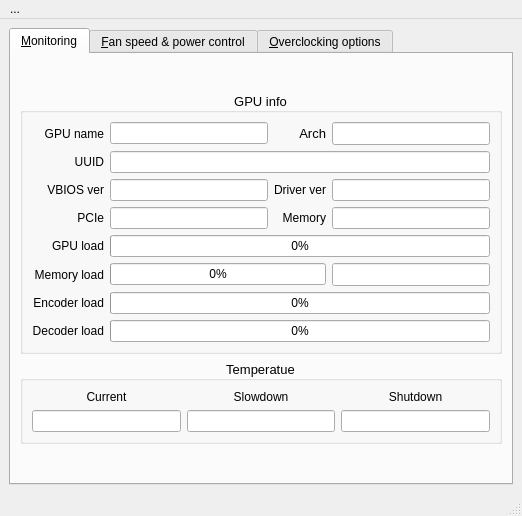
AlexandrAlexeev7119/NvCtrl-linux, file ui/mainwindow.ui: the form before one commit.
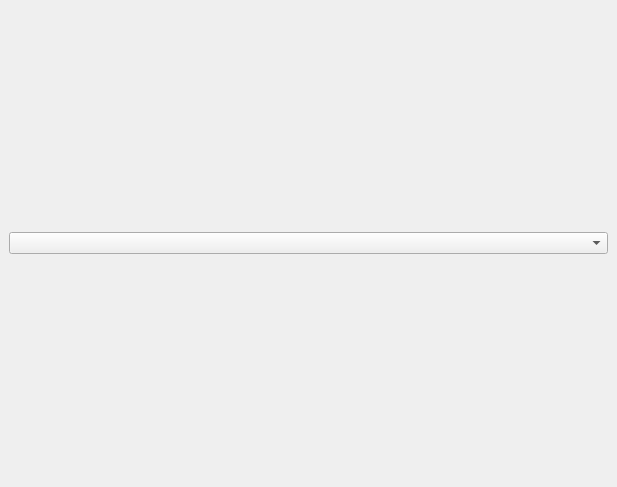
The form after the commit.

```diff
--- a/ui/mainwindow.ui
+++ b/ui/mainwindow.ui
@@ -6,8 +6,8 @@
    <rect>
     <x>0</x>
     <y>0</y>
-    <width>522</width>
-    <height>516</height>
+    <width>617</width>
+    <height>487</height>
    </rect>
   </property>
   <property name="windowTitle">
@@ -16,1084 +16,10 @@
   <widget class="QWidget" name="centralwidget">
    <layout class="QGridLayout" name="gridLayout_2">
     <item row="0" column="0">
-     <widget class="QTabWidget" name="tabWidget">
-      <property name="currentIndex">
-       <number>0</number>
-      </property>
-      <property name="tabsClosable">
-       <bool>false</bool>
-      </property>
-      <property name="movable">
-       <bool>false</bool>
-      </property>
-      <property name="tabBarAutoHide">
-       <bool>false</bool>
-      </property>
-      <widget class="QWidget" name="tab">
-       <attribute name="title">
-        <string>&amp;Monitoring</string>
-       </attribute>
-       <layout class="QGridLayout" name="gridLayout">
-        <item row="3" column="0">
-         <spacer name="verticalSpacer_2">
-          <property name="orientation">
-           <enum>Qt::Vertical</enum>
-          </property>
-          <property name="sizeHint" stdset="0">
-           <size>
-            <width>20</width>
-            <height>40</height>
-           </size>
-          </property>
-         </spacer>
-        </item>
-        <item row="2" column="0">
-         <widget class="QGroupBox" name="groupBox_temperature">
-          <property name="font">
-           <font>
-            <pointsize>10</pointsize>
-           </font>
-          </property>
-          <property name="title">
-           <string>Temperatue</string>
-          </property>
-          <property name="alignment">
-           <set>Qt::AlignCenter</set>
-          </property>
-          <layout class="QGridLayout" name="gridLayout_7">
-           <item row="0" column="0">
-            <layout class="QGridLayout" name="gridLayout_6">
-             <item row="1" column="1">
-              <widget class="QLabel" name="label_slowdown_temperature">
-               <property name="font">
-                <font>
-                 <pointsize>9</pointsize>
-                </font>
-               </property>
-               <property name="text">
-                <string>Slowdown</string>
-               </property>
-               <property name="alignment">
-                <set>Qt::AlignBottom|Qt::AlignHCenter</set>
-               </property>
-              </widget>
-             </item>
-             <item row="1" column="2">
-              <widget class="QLabel" name="label_shutdown_temperature">
-               <property name="font">
-                <font>
-                 <pointsize>9</pointsize>
-                </font>
-               </property>
-               <property name="text">
-                <string>Shutdown</string>
-               </property>
-               <property name="alignment">
-                <set>Qt::AlignBottom|Qt::AlignHCenter</set>
-               </property>
-              </widget>
-             </item>
-             <item row="2" column="1">
-              <widget class="QLineEdit" name="lineEdit_slowdown_temperature">
-               <property name="font">
-                <font>
-                 <pointsize>9</pointsize>
-                </font>
-               </property>
-               <property name="alignment">
-                <set>Qt::AlignCenter</set>
-               </property>
-               <property name="readOnly">
-                <bool>true</bool>
-               </property>
-              </widget>
-             </item>
-             <item row="2" column="2">
-              <widget class="QLineEdit" name="lineEdit_shutdown_temperature">
-               <property name="font">
-                <font>
-                 <pointsize>9</pointsize>
-                </font>
-               </property>
-               <property name="alignment">
-                <set>Qt::AlignCenter</set>
-               </property>
-               <property name="readOnly">
-                <bool>true</bool>
-               </property>
-              </widget>
-             </item>
-             <item row="2" column="0">
-              <widget class="QLineEdit" name="lineEdit_current_temperature">
-               <property name="font">
-                <font>
-                 <pointsize>9</pointsize>
-                </font>
-               </property>
-               <property name="alignment">
-                <set>Qt::AlignCenter</set>
-               </property>
-               <property name="readOnly">
-                <bool>true</bool>
-               </property>
-              </widget>
-             </item>
-             <item row="1" column="0">
-              <widget class="QLabel" name="label_current_temperature">
-               <property name="font">
-                <font>
-                 <pointsize>9</pointsize>
-                </font>
-               </property>
-               <property name="text">
-                <string>Current</string>
-               </property>
-               <property name="alignment">
-                <set>Qt::AlignBottom|Qt::AlignHCenter</set>
-               </property>
-              </widget>
-             </item>
-            </layout>
-           </item>
-          </layout>
-         </widget>
-        </item>
-        <item row="1" column="0">
-         <widget class="QGroupBox" name="groupBox_GPU_info">
-          <property name="font">
-           <font>
-            <pointsize>10</pointsize>
-           </font>
-          </property>
-          <property name="layoutDirection">
-           <enum>Qt::LeftToRight</enum>
-          </property>
-          <property name="title">
-           <string>GPU info</string>
-          </property>
-          <property name="alignment">
-           <set>Qt::AlignCenter</set>
-          </property>
-          <property name="flat">
-           <bool>false</bool>
-          </property>
-          <layout class="QGridLayout" name="gridLayout_3">
-           <item row="0" column="0">
-            <layout class="QGridLayout" name="gridLayout_GPU_info">
-             <item row="10" column="3" colspan="2">
-              <widget class="QProgressBar" name="progressBar_memory_usage_percentage">
-               <property name="sizePolicy">
-                <sizepolicy hsizetype="Minimum" vsizetype="Fixed">
-                 <horstretch>0</horstretch>
-                 <verstretch>0</verstretch>
-                </sizepolicy>
-               </property>
-               <property name="minimumSize">
-                <size>
-                 <width>0</width>
-                 <height>0</height>
-                </size>
-               </property>
-               <property name="font">
-                <font>
-                 <pointsize>9</pointsize>
-                </font>
-               </property>
-               <property name="toolTip">
-                <string>GPU memory utilization percentage (all processes)</string>
-               </property>
-               <property name="value">
-                <number>0</number>
-               </property>
-               <property name="textVisible">
-                <bool>true</bool>
-               </property>
-               <property name="orientation">
-                <enum>Qt::Horizontal</enum>
-               </property>
-              </widget>
-             </item>
-             <item row="10" column="5">
-              <widget class="QLineEdit" name="lineEdit_memory_usage_mib">
-               <property name="alignment">
-                <set>Qt::AlignCenter</set>
-               </property>
-               <property name="readOnly">
-                <bool>true</bool>
-               </property>
-              </widget>
-             </item>
-             <item row="3" column="4">
-              <widget class="QLabel" name="label_GPU_driver">
-               <property name="font">
-                <font>
-                 <pointsize>9</pointsize>
-                </font>
-               </property>
-               <property name="text">
-                <string>Driver ver</string>
-               </property>
-               <property name="alignment">
-                <set>Qt::AlignRight|Qt::AlignTrailing|Qt::AlignVCenter</set>
-               </property>
-              </widget>
-             </item>
-             <item row="9" column="3" colspan="3">
-              <widget class="QProgressBar" name="progressBar_GPU_usage_percentage">
-               <property name="sizePolicy">
-                <sizepolicy hsizetype="Minimum" vsizetype="Fixed">
-                 <horstretch>0</horstretch>
-                 <verstretch>0</verstretch>
-                </sizepolicy>
-               </property>
-               <property name="minimumSize">
-                <size>
-                 <width>0</width>
-                 <height>0</height>
-                </size>
-               </property>
-               <property name="font">
-                <font>
-                 <pointsize>9</pointsize>
-                </font>
-               </property>
-               <property name="toolTip">
-                <string>GPU utilization percentage (all processes)</string>
-               </property>
-               <property name="value">
-                <number>0</number>
-               </property>
-               <property name="textVisible">
-                <bool>true</bool>
-               </property>
-               <property name="orientation">
-                <enum>Qt::Horizontal</enum>
-               </property>
-              </widget>
-             </item>
-             <item row="3" column="3">
-              <widget class="QLineEdit" name="lineEdit_GPU_VBIOS_version">
-               <property name="font">
-                <font>
-                 <pointsize>9</pointsize>
-                </font>
-               </property>
-               <property name="toolTip">
-                <string>VBIOS version</string>
-               </property>
-               <property name="frame">
-                <bool>true</bool>
-               </property>
-               <property name="echoMode">
-                <enum>QLineEdit::Normal</enum>
-               </property>
-               <property name="alignment">
-                <set>Qt::AlignCenter</set>
-               </property>
-               <property name="readOnly">
-                <bool>true</bool>
-               </property>
-               <property name="clearButtonEnabled">
-                <bool>false</bool>
-               </property>
-              </widget>
-             </item>
-             <item row="3" column="0">
-              <widget class="QLabel" name="label_GPU_VBIOS">
-               <property name="font">
-                <font>
-                 <pointsize>9</pointsize>
-                </font>
-               </property>
-               <property name="text">
-                <string>VBIOS ver</string>
-               </property>
-               <property name="alignment">
-                <set>Qt::AlignRight|Qt::AlignTrailing|Qt::AlignVCenter</set>
-               </property>
-              </widget>
-             </item>
-             <item row="2" column="3" colspan="3">
-              <widget class="QLineEdit" name="lineEdit_GPU_UUID">
-               <property name="font">
-                <font>
-                 <pointsize>9</pointsize>
-                </font>
-               </property>
-               <property name="acceptDrops">
-                <bool>true</bool>
-               </property>
-               <property name="toolTip">
-                <string>GPU uuid</string>
-               </property>
-               <property name="frame">
-                <bool>true</bool>
-               </property>
-               <property name="echoMode">
-                <enum>QLineEdit::Normal</enum>
-               </property>
-               <property name="alignment">
-                <set>Qt::AlignCenter</set>
-               </property>
-               <property name="readOnly">
-                <bool>true</bool>
-               </property>
-               <property name="clearButtonEnabled">
-                <bool>false</bool>
-               </property>
-              </widget>
-             </item>
-             <item row="2" column="0">
-              <widget class="QLabel" name="label_UUID">
-               <property name="font">
-                <font>
-                 <pointsize>9</pointsize>
-                </font>
-               </property>
-               <property name="text">
-                <string>UUID</string>
-               </property>
-               <property name="alignment">
-                <set>Qt::AlignRight|Qt::AlignTrailing|Qt::AlignVCenter</set>
-               </property>
-              </widget>
-             </item>
-             <item row="4" column="4">
-              <widget class="QLabel" name="label_memory_info">
-               <property name="font">
-                <font>
-                 <pointsize>9</pointsize>
-                </font>
-               </property>
-               <property name="text">
-                <string>Memory</string>
-               </property>
-               <property name="alignment">
-                <set>Qt::AlignRight|Qt::AlignTrailing|Qt::AlignVCenter</set>
-               </property>
-              </widget>
-             </item>
-             <item row="4" column="3">
-              <widget class="QLineEdit" name="lineEdit_PCIe_info">
-               <property name="font">
-                <font>
-                 <pointsize>9</pointsize>
-                </font>
-               </property>
-               <property name="toolTip">
-                <string>PCIe bus informatiom</string>
-               </property>
-               <property name="frame">
-                <bool>true</bool>
-               </property>
-               <property name="echoMode">
-                <enum>QLineEdit::Normal</enum>
-               </property>
-               <property name="alignment">
-                <set>Qt::AlignCenter</set>
-               </property>
-               <property name="readOnly">
-                <bool>true</bool>
-               </property>
-               <property name="clearButtonEnabled">
-                <bool>false</bool>
-               </property>
-              </widget>
-             </item>
-             <item row="13" column="3" colspan="3">
-              <widget class="QProgressBar" name="progressBar_decoder_usage_percentage">
-               <property name="sizePolicy">
-                <sizepolicy hsizetype="Minimum" vsizetype="Fixed">
-                 <horstretch>0</horstretch>
-                 <verstretch>0</verstretch>
-                </sizepolicy>
-               </property>
-               <property name="minimumSize">
-                <size>
-                 <width>0</width>
-                 <height>0</height>
-                </size>
-               </property>
-               <property name="font">
-                <font>
-                 <pointsize>9</pointsize>
-                </font>
-               </property>
-               <property name="toolTip">
-                <string>GPU decoder utilization percentage (all processes)</string>
-               </property>
-               <property name="value">
-                <number>0</number>
-               </property>
-               <property name="textVisible">
-                <bool>true</bool>
-               </property>
-               <property name="orientation">
-                <enum>Qt::Horizontal</enum>
-               </property>
-              </widget>
-             </item>
-             <item row="4" column="5">
-              <widget class="QLineEdit" name="lineEdit_total_memory_mib">
-               <property name="font">
-                <font>
-                 <pointsize>9</pointsize>
-                </font>
-               </property>
-               <property name="toolTip">
-                <string>GPU total memory</string>
-               </property>
-               <property name="frame">
-                <bool>true</bool>
-               </property>
-               <property name="echoMode">
-                <enum>QLineEdit::Normal</enum>
-               </property>
-               <property name="alignment">
-                <set>Qt::AlignCenter</set>
-               </property>
-               <property name="readOnly">
-                <bool>true</bool>
-               </property>
-               <property name="clearButtonEnabled">
-                <bool>false</bool>
-               </property>
-              </widget>
-             </item>
-             <item row="10" column="0">
-              <widget class="QLabel" name="label_memory_usage">
-               <property name="font">
-                <font>
-                 <pointsize>9</pointsize>
-                </font>
-               </property>
-               <property name="text">
-                <string>Memory load</string>
-               </property>
-               <property name="alignment">
-                <set>Qt::AlignRight|Qt::AlignTrailing|Qt::AlignVCenter</set>
-               </property>
-              </widget>
-             </item>
-             <item row="13" column="0">
-              <widget class="QLabel" name="label_decoder_usage">
-               <property name="font">
-                <font>
-                 <pointsize>9</pointsize>
-                </font>
-               </property>
-               <property name="text">
-                <string>Decoder load</string>
-               </property>
-               <property name="alignment">
-                <set>Qt::AlignRight|Qt::AlignTrailing|Qt::AlignVCenter</set>
-               </property>
-              </widget>
-             </item>
-             <item row="11" column="0">
-              <widget class="QLabel" name="label_encoder_usage">
-               <property name="font">
-                <font>
-                 <pointsize>9</pointsize>
-                </font>
-               </property>
-               <property name="text">
-                <string>Encoder load</string>
-               </property>
-               <property name="alignment">
-                <set>Qt::AlignRight|Qt::AlignTrailing|Qt::AlignVCenter</set>
-               </property>
-              </widget>
-             </item>
-             <item row="4" column="0">
-              <widget class="QLabel" name="label_PCIe">
-               <property name="font">
-                <font>
-                 <pointsize>9</pointsize>
-                </font>
-               </property>
-               <property name="text">
-                <string>PCIe</string>
-               </property>
-               <property name="alignment">
-                <set>Qt::AlignRight|Qt::AlignTrailing|Qt::AlignVCenter</set>
-               </property>
-              </widget>
-             </item>
-             <item row="9" column="0">
-              <widget class="QLabel" name="label_GPU_usage">
-               <property name="font">
-                <font>
-                 <pointsize>9</pointsize>
-                </font>
-               </property>
-               <property name="text">
-                <string>GPU load</string>
-               </property>
-               <property name="alignment">
-                <set>Qt::AlignRight|Qt::AlignTrailing|Qt::AlignVCenter</set>
-               </property>
-              </widget>
-             </item>
-             <item row="3" column="5">
-              <widget class="QLineEdit" name="lineEdit_GPU_driver_version">
-               <property name="font">
-                <font>
-                 <pointsize>9</pointsize>
-                </font>
-               </property>
-               <property name="toolTip">
-                <string>System driver version</string>
-               </property>
-               <property name="frame">
-                <bool>true</bool>
-               </property>
-               <property name="echoMode">
-                <enum>QLineEdit::Normal</enum>
-               </property>
-               <property name="alignment">
-                <set>Qt::AlignCenter</set>
-               </property>
-               <property name="readOnly">
-                <bool>true</bool>
-               </property>
-               <property name="clearButtonEnabled">
-                <bool>false</bool>
-               </property>
-              </widget>
-             </item>
-             <item row="11" column="3" colspan="3">
-              <widget class="QProgressBar" name="progressBar_encoder_usage_percentage">
-               <property name="sizePolicy">
-                <sizepolicy hsizetype="Minimum" vsizetype="Fixed">
-                 <horstretch>0</horstretch>
-                 <verstretch>0</verstretch>
-                </sizepolicy>
-               </property>
-               <property name="minimumSize">
-                <size>
-                 <width>0</width>
-                 <height>0</height>
-                </size>
-               </property>
-               <property name="font">
-                <font>
-                 <pointsize>9</pointsize>
-                </font>
-               </property>
-               <property name="toolTip">
-                <string>GPU encoder utilization percentage (all processes)</string>
-               </property>
-               <property name="value">
-                <number>0</number>
-               </property>
-               <property name="textVisible">
-                <bool>true</bool>
-               </property>
-               <property name="orientation">
-                <enum>Qt::Horizontal</enum>
-               </property>
-              </widget>
-             </item>
-             <item row="1" column="5">
-              <widget class="QLineEdit" name="lineEdit_GPU_arch">
-               <property name="alignment">
-                <set>Qt::AlignCenter</set>
-               </property>
-               <property name="readOnly">
-                <bool>true</bool>
-               </property>
-              </widget>
-             </item>
-             <item row="1" column="3">
-              <widget class="QLineEdit" name="lineEdit_GPU_name">
-               <property name="font">
-                <font>
-                 <pointsize>9</pointsize>
-                </font>
-               </property>
-               <property name="toolTip">
-                <string>Full GPU name</string>
-               </property>
-               <property name="frame">
-                <bool>true</bool>
-               </property>
-               <property name="echoMode">
-                <enum>QLineEdit::Normal</enum>
-               </property>
-               <property name="alignment">
-                <set>Qt::AlignCenter</set>
-               </property>
-               <property name="readOnly">
-                <bool>true</bool>
-               </property>
-               <property name="clearButtonEnabled">
-                <bool>false</bool>
-               </property>
-              </widget>
-             </item>
-             <item row="1" column="0">
-              <widget class="QLabel" name="label_GPU_name">
-               <property name="font">
-                <font>
-                 <pointsize>9</pointsize>
-                </font>
-               </property>
-               <property name="text">
-                <string>GPU name</string>
-               </property>
-               <property name="alignment">
-                <set>Qt::AlignRight|Qt::AlignTrailing|Qt::AlignVCenter</set>
-               </property>
-              </widget>
-             </item>
-             <item row="1" column="4">
-              <widget class="QLabel" name="label_GPU_arch">
-               <property name="text">
-                <string>Arch</string>
-               </property>
-               <property name="alignment">
-                <set>Qt::AlignRight|Qt::AlignTrailing|Qt::AlignVCenter</set>
-               </property>
-              </widget>
-             </item>
-            </layout>
-           </item>
-          </layout>
-         </widget>
-        </item>
-        <item row="0" column="0">
-         <spacer name="verticalSpacer">
-          <property name="orientation">
-           <enum>Qt::Vertical</enum>
-          </property>
-          <property name="sizeHint" stdset="0">
-           <size>
-            <width>20</width>
-            <height>40</height>
-           </size>
-          </property>
-         </spacer>
-        </item>
-       </layout>
-      </widget>
-      <widget class="QWidget" name="tab_2">
-       <attribute name="title">
-        <string>&amp;Fan speed &amp;&amp; power control</string>
-       </attribute>
-       <layout class="QGridLayout" name="gridLayout_5">
-        <item row="0" column="0">
-         <widget class="QGroupBox" name="groupBox_GPU_power_ctl">
-          <property name="font">
-           <font>
-            <bold>false</bold>
-           </font>
-          </property>
-          <property name="layoutDirection">
-           <enum>Qt::LeftToRight</enum>
-          </property>
-          <property name="title">
-           <string>GPU Power control</string>
-          </property>
-          <property name="alignment">
-           <set>Qt::AlignCenter</set>
-          </property>
-          <layout class="QGridLayout" name="gridLayout_4">
-           <item row="0" column="0">
-            <layout class="QGridLayout" name="gridLayout_GPU_power_ctl">
-             <item row="0" column="3">
-              <widget class="QLineEdit" name="lineEdit_current_power_limit">
-               <property name="toolTip">
-                <string>Current power limit</string>
-               </property>
-               <property name="frame">
-                <bool>true</bool>
-               </property>
-               <property name="echoMode">
-                <enum>QLineEdit::Normal</enum>
-               </property>
-               <property name="alignment">
-                <set>Qt::AlignCenter</set>
-               </property>
-               <property name="readOnly">
-                <bool>true</bool>
-               </property>
-               <property name="clearButtonEnabled">
-                <bool>false</bool>
-               </property>
-              </widget>
-             </item>
-             <item row="1" column="4">
-              <widget class="QLabel" name="label_max_power_usage">
-               <property name="text">
-                <string>Max</string>
-               </property>
-               <property name="alignment">
-                <set>Qt::AlignRight|Qt::AlignTrailing|Qt::AlignVCenter</set>
-               </property>
-              </widget>
-             </item>
-             <item row="0" column="2">
-              <widget class="QLabel" name="label_current_power_limit">
-               <property name="text">
-                <string>Limit</string>
-               </property>
-               <property name="alignment">
-                <set>Qt::AlignRight|Qt::AlignTrailing|Qt::AlignVCenter</set>
-               </property>
-              </widget>
-             </item>
-             <item row="1" column="5">
-              <widget class="QLineEdit" name="lineEdit_max_power_usage">
-               <property name="toolTip">
-                <string>Maximum power usage</string>
-               </property>
-               <property name="frame">
-                <bool>true</bool>
-               </property>
-               <property name="echoMode">
-                <enum>QLineEdit::Normal</enum>
-               </property>
-               <property name="alignment">
-                <set>Qt::AlignCenter</set>
-               </property>
-               <property name="readOnly">
-                <bool>true</bool>
-               </property>
-               <property name="clearButtonEnabled">
-                <bool>false</bool>
-               </property>
-              </widget>
-             </item>
-             <item row="1" column="0">
-              <widget class="QLabel" name="label_min_power_usage">
-               <property name="text">
-                <string>Min</string>
-               </property>
-               <property name="alignment">
-                <set>Qt::AlignRight|Qt::AlignTrailing|Qt::AlignVCenter</set>
-               </property>
-              </widget>
-             </item>
-             <item row="1" column="1">
-              <widget class="QLineEdit" name="lineEdit_min_power_usage">
-               <property name="toolTip">
-                <string>Minimal power limit</string>
-               </property>
-               <property name="frame">
-                <bool>true</bool>
-               </property>
-               <property name="echoMode">
-                <enum>QLineEdit::Normal</enum>
-               </property>
-               <property name="alignment">
-                <set>Qt::AlignCenter</set>
-               </property>
-               <property name="readOnly">
-                <bool>true</bool>
-               </property>
-               <property name="clearButtonEnabled">
-                <bool>false</bool>
-               </property>
-              </widget>
-             </item>
-             <item row="4" column="5">
-              <widget class="QPushButton" name="pushButton_apply_power_settings">
-               <property name="toolTip">
-                <string>Apply power limit (requires nvidia-smi binary)</string>
-               </property>
-               <property name="text">
-                <string>Apply</string>
-               </property>
-              </widget>
-             </item>
-             <item row="0" column="5">
-              <widget class="QLineEdit" name="lineEdit_default_power_usage">
-               <property name="toolTip">
-                <string>Default power limit</string>
-               </property>
-               <property name="frame">
-                <bool>true</bool>
-               </property>
-               <property name="echoMode">
-                <enum>QLineEdit::Normal</enum>
-               </property>
-               <property name="alignment">
-                <set>Qt::AlignCenter</set>
-               </property>
-               <property name="readOnly">
-                <bool>true</bool>
-               </property>
-               <property name="clearButtonEnabled">
-                <bool>false</bool>
-               </property>
-              </widget>
-             </item>
-             <item row="0" column="0">
-              <widget class="QLabel" name="label_current_power_usage">
-               <property name="text">
-                <string>Current</string>
-               </property>
-               <property name="alignment">
-                <set>Qt::AlignRight|Qt::AlignTrailing|Qt::AlignVCenter</set>
-               </property>
-              </widget>
-             </item>
-             <item row="0" column="4">
-              <widget class="QLabel" name="label_default_power_usage">
-               <property name="text">
-                <string>Default</string>
-               </property>
-               <property name="alignment">
-                <set>Qt::AlignRight|Qt::AlignTrailing|Qt::AlignVCenter</set>
-               </property>
-              </widget>
-             </item>
-             <item row="1" column="2">
-              <widget class="QLabel" name="label_enforced_power_usage">
-               <property name="text">
-                <string>Enforced</string>
-               </property>
-               <property name="alignment">
-                <set>Qt::AlignRight|Qt::AlignTrailing|Qt::AlignVCenter</set>
-               </property>
-              </widget>
-             </item>
-             <item row="0" column="1">
-              <widget class="QLineEdit" name="lineEdit_current_power_usage">
-               <property name="toolTip">
-                <string>Current GPU power usage</string>
-               </property>
-               <property name="frame">
-                <bool>true</bool>
-               </property>
-               <property name="echoMode">
-                <enum>QLineEdit::Normal</enum>
-               </property>
-               <property name="alignment">
-                <set>Qt::AlignCenter</set>
-               </property>
-               <property name="readOnly">
-                <bool>true</bool>
-               </property>
-               <property name="clearButtonEnabled">
-                <bool>false</bool>
-               </property>
-              </widget>
-             </item>
-             <item row="1" column="3">
-              <widget class="QLineEdit" name="lineEdit_enforced_power_usage">
-               <property name="toolTip">
-                <string>Enforced power usage</string>
-               </property>
-               <property name="frame">
-                <bool>true</bool>
-               </property>
-               <property name="echoMode">
-                <enum>QLineEdit::Normal</enum>
-               </property>
-               <property name="alignment">
-                <set>Qt::AlignCenter</set>
-               </property>
-               <property name="readOnly">
-                <bool>true</bool>
-               </property>
-               <property name="clearButtonEnabled">
-                <bool>false</bool>
-               </property>
-              </widget>
-             </item>
-             <item row="4" column="0">
-              <widget class="QLabel" name="label_current_power_limit_slider">
-               <property name="text">
-                <string>TextLabel</string>
-               </property>
-               <property name="alignment">
-                <set>Qt::AlignRight|Qt::AlignTrailing|Qt::AlignVCenter</set>
-               </property>
-              </widget>
-             </item>
-             <item row="4" column="1" colspan="3">
-              <widget class="QSlider" name="horizontalSlider_power_limit">
-               <property name="tabletTracking">
-                <bool>false</bool>
-               </property>
-               <property name="acceptDrops">
-                <bool>false</bool>
-               </property>
-               <property name="toolTip">
-                <string>Set power limit</string>
-               </property>
-               <property name="singleStep">
-                <number>1</number>
-               </property>
-               <property name="pageStep">
-                <number>5</number>
-               </property>
-               <property name="value">
-                <number>0</number>
-               </property>
-               <property name="tracking">
-                <bool>true</bool>
-               </property>
-               <property name="orientation">
-                <enum>Qt::Horizontal</enum>
-               </property>
-               <property name="tickPosition">
-                <enum>QSlider::TicksBelow</enum>
-               </property>
-              </widget>
-             </item>
-             <item row="4" column="4">
-              <widget class="QLabel" name="label_max_power_limit_slider">
-               <property name="text">
-                <string>TextLabel</string>
-               </property>
-               <property name="alignment">
-                <set>Qt::AlignLeading|Qt::AlignLeft|Qt::AlignVCenter</set>
-               </property>
-              </widget>
-             </item>
-            </layout>
-           </item>
-          </layout>
-         </widget>
-        </item>
-        <item row="1" column="0">
-         <widget class="QGroupBox" name="groupBox_fan_speed_control">
-          <property name="layoutDirection">
-           <enum>Qt::LeftToRight</enum>
-          </property>
-          <property name="title">
-           <string>Fan speed control</string>
-          </property>
-          <property name="alignment">
-           <set>Qt::AlignCenter</set>
-          </property>
-          <layout class="QGridLayout" name="gridLayout_9">
-           <item row="0" column="0">
-            <layout class="QGridLayout" name="gridLayout_8">
-             <item row="2" column="0">
-              <widget class="QComboBox" name="comboBox_fan_profile">
-               <property name="sizeAdjustPolicy">
-                <enum>QComboBox::AdjustToContents</enum>
-               </property>
-               <item>
-                <property name="text">
-                 <string>Auto (VBIOS controlled)</string>
-                </property>
-               </item>
-              </widget>
-             </item>
-             <item row="2" column="1">
-              <widget class="QPushButton" name="pushButton_edit_curr_fan_profile">
-               <property name="text">
-                <string>Edit current profile</string>
-               </property>
-              </widget>
-             </item>
-             <item row="4" column="0" colspan="2">
-              <widget class="QPushButton" name="pushButton_apply_fan_profile_settings">
-               <property name="text">
-                <string>Apply</string>
-               </property>
-              </widget>
-             </item>
-             <item row="1" column="0">
-              <widget class="QLabel" name="label_fan_speed_percentage">
-               <property name="text">
-                <string>0%</string>
-               </property>
-               <property name="alignment">
-                <set>Qt::AlignCenter</set>
-               </property>
-              </widget>
-             </item>
-             <item row="0" column="0" colspan="2">
-              <widget class="QLabel" name="label_current_fan_speed">
-               <property name="font">
-                <font>
-                 <pointsize>10</pointsize>
-                </font>
-               </property>
-               <property name="layoutDirection">
-                <enum>Qt::LeftToRight</enum>
-               </property>
-               <property name="text">
-                <string>Current fan speed</string>
-               </property>
-               <property name="alignment">
-                <set>Qt::AlignCenter</set>
-               </property>
-              </widget>
-             </item>
-             <item row="1" column="1">
-              <widget class="QLabel" name="label_fan_speed_rpm">
-               <property name="text">
-                <string>0</string>
-               </property>
-               <property name="alignment">
-                <set>Qt::AlignCenter</set>
-               </property>
-              </widget>
-             </item>
-            </layout>
-           </item>
-          </layout>
-         </widget>
-        </item>
-       </layout>
-      </widget>
-      <widget class="QWidget" name="tab_3">
-       <attribute name="title">
-        <string>&amp;Overclocking options</string>
-       </attribute>
-      </widget>
-     </widget>
+     <widget class="QComboBox" name="comboBox_select_GPU"/>
     </item>
    </layout>
   </widget>
-  <widget class="QMenuBar" name="menubar">
-   <property name="geometry">
-    <rect>
-     <x>0</x>
-     <y>0</y>
-     <width>522</width>
-     <height>22</height>
-    </rect>
-   </property>
-   <widget class="QMenu" name="menuSettings">
-    <property name="title">
-     <string>...</string>
-    </property>
-    <addaction name="actionShow_hide_app_window"/>
-    <addaction name="actionSettings"/>
-    <addaction name="actionQuit"/>
-   </widget>
-   <addaction name="menuSettings"/>
-  </widget>
-  <widget class="QStatusBar" name="statusbar"/>
-  <action name="actionShow_hide_app_window">
-   <property name="text">
-    <string>Show / hide app window</string>
-   </property>
-   <property name="shortcut">
-    <string>Ctrl+H</string>
-   </property>
-  </action>
-  <action name="actionSettings">
-   <property name="text">
-    <string>Settings</string>
-   </property>
-  </action>
-  <action name="actionQuit">
-   <property name="text">
-    <string>Quit</string>
-   </property>
-   <property name="shortcut">
-    <string>Ctrl+Q</string>
-   </property>
-  </action>
  </widget>
  <resources/>
  <connections/>
```
